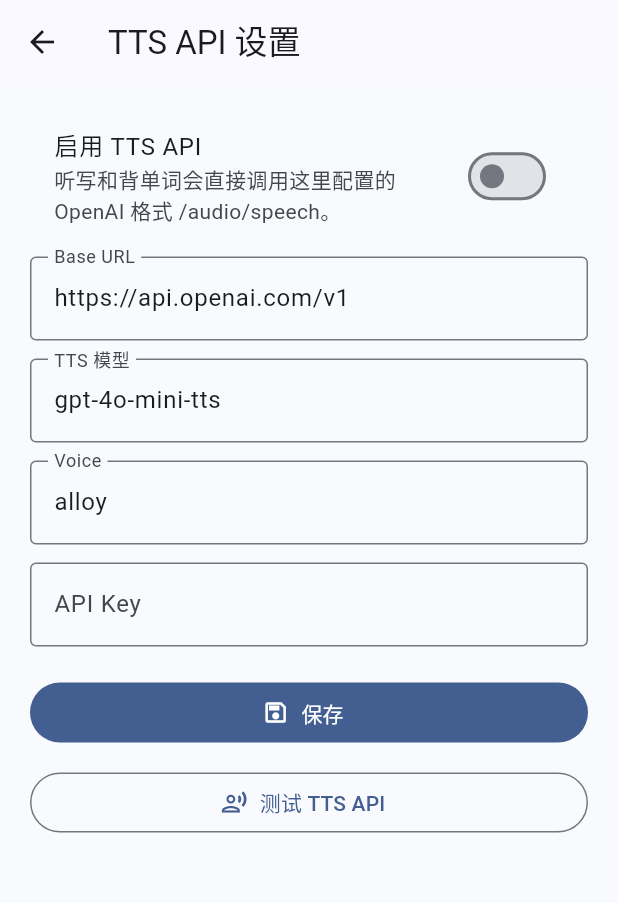
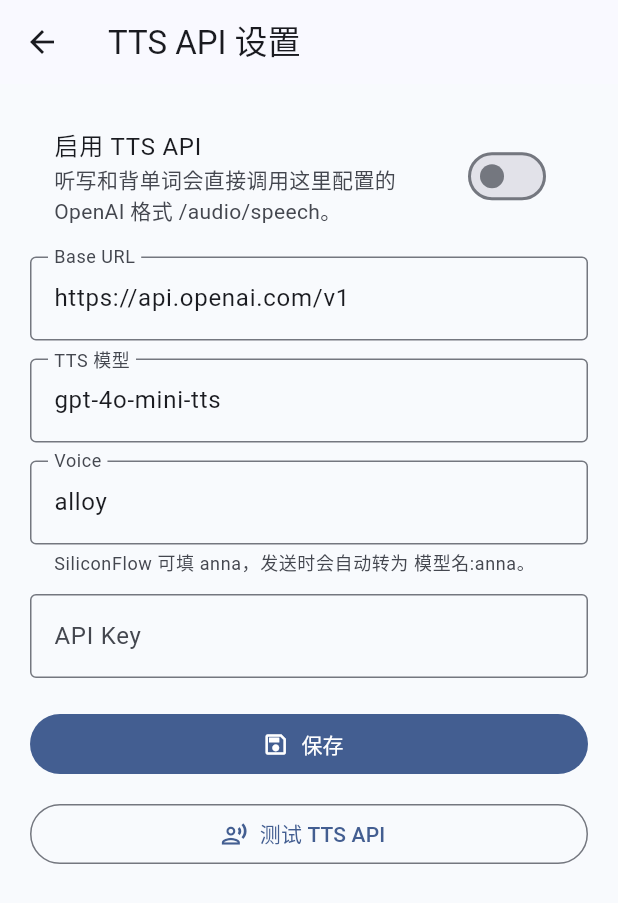
Before and after one commit to fff122/test, a Flutter app: the TtsApiSettingsPage screen opened directly, on a phone screen of 412 x 824 dp. Shown: the top 903 px of the screen. Run offline on Flutter 3.47's test engine with Material 3 defaults, Android fonts, the phone set to English and light mode, and no system bars; our stand-ins replace audioplayers, image_picker, shared_preferences; accounts and stored records are empty.

Commit message:
Support SiliconFlow TTS voice format

```diff
--- a/lib/main.dart
+++ b/lib/main.dart
@@ -775,6 +775,7 @@ class AppTtsService {
     required bool slow,
   }) async {
     final endpoint = Uri.parse('${config.baseUrl.replaceAll(RegExp(r'/+$'), '')}/audio/speech');
+    final voice = resolveTtsVoice(config);
     final response = await http
         .post(
           endpoint,
@@ -784,7 +785,7 @@ class AppTtsService {
           },
           body: jsonEncode({
             'model': config.model,
-            'voice': config.voice,
+            'voice': voice,
             'input': text,
             'response_format': 'mp3',
             'speed': slow ? 0.85 : 1.0,
@@ -800,6 +801,16 @@ class AppTtsService {
     await _apiPlayer.play(BytesSource(response.bodyBytes));
     await completed.timeout(Duration(seconds: max(15, text.length * 3)));
   }
+}
+
+String resolveTtsVoice(TtsApiConfig config) {
+  final voice = config.voice.trim();
+  final model = config.model.trim();
+  final baseUrl = config.baseUrl.toLowerCase();
+  if (baseUrl.contains('siliconflow') && !voice.contains(':') && model.isNotEmpty) {
+    return '$model:$voice';
+  }
+  return voice;
 }
 
 String stripCodeFence(String text) {
@@ -3784,7 +3795,14 @@ class _TtsApiSettingsPageState extends State<TtsApiSettingsPage> {
           const SizedBox(height: 12),
           TextField(controller: _model, decoration: const InputDecoration(labelText: 'TTS 模型', border: OutlineInputBorder())),
           const SizedBox(height: 12),
-          TextField(controller: _voice, decoration: const InputDecoration(labelText: 'Voice', border: OutlineInputBorder())),
+          TextField(
+            controller: _voice,
+            decoration: const InputDecoration(
+              labelText: 'Voice',
+              helperText: 'SiliconFlow 可填 anna，发送时会自动转为 模型名:anna。',
+              border: OutlineInputBorder(),
+            ),
+          ),
           const SizedBox(height: 12),
           TextField(controller: _apiKey, obscureText: true, decoration: const InputDecoration(labelText: 'API Key', border: OutlineInputBorder())),
           const SizedBox(height: 20),
```
